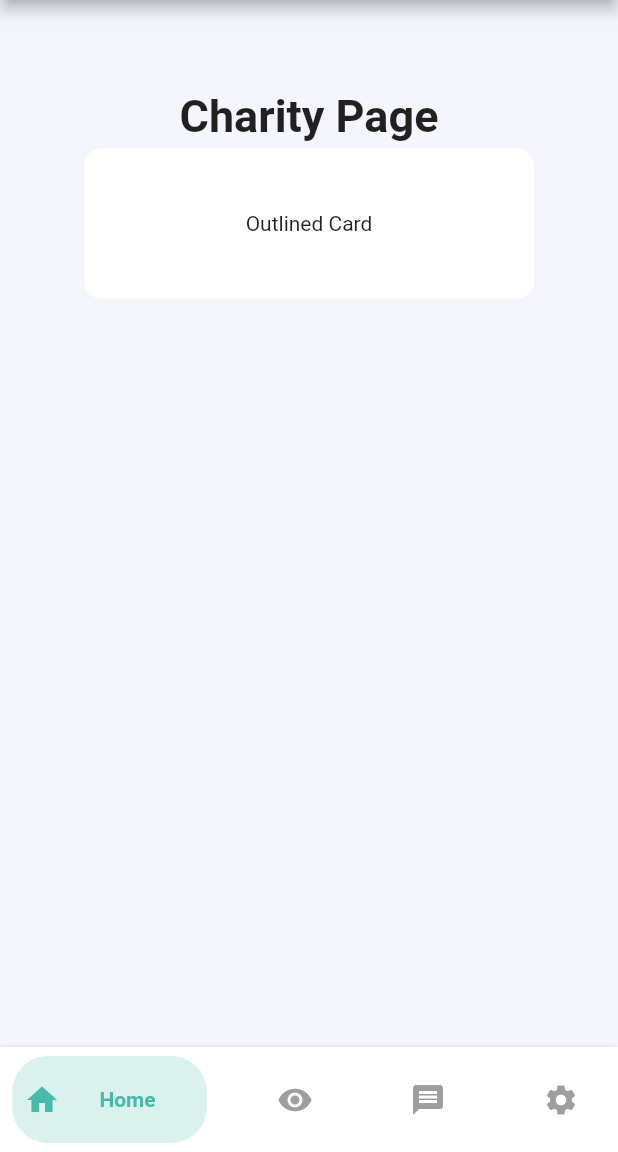
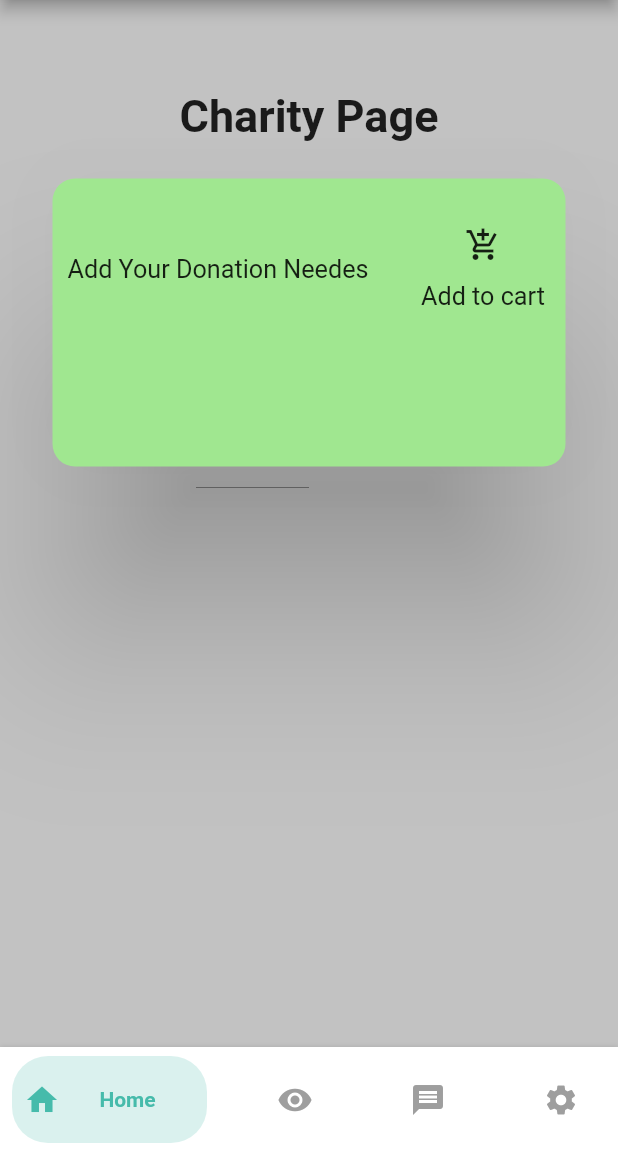
Before and after one commit to SlimanovQ8/CapstoneFrontend, a Flutter app: the screen it shows after launch, on a phone screen of 412 x 824 dp, the part 84-1236 px from its top. Run offline on Flutter 3.47's test engine with Material 2 defaults, Android fonts, the phone set to English and light mode, and no system bars; our stand-ins replace go_router.

Commit message:
add item + card view

```diff
--- a/lib/pages/CharityPage.dart
+++ b/lib/pages/CharityPage.dart
@@ -11,7 +11,7 @@ class CharityPage extends StatelessWidget {
   Widget build(BuildContext context) {
     return SafeArea(
       child: Scaffold(
-        backgroundColor: const Color(0xfff5f5fd),
+        backgroundColor: Color.fromARGB(255, 194, 194, 194),
         appBar: AppBar(
           title: const Text(
             "Tbr3at",
@@ -66,18 +66,50 @@ class CharityPage extends StatelessWidget {
                     style:
                         TextStyle(fontSize: 30, fontWeight: FontWeight.bold)),
                 Container(
+                  width: 350,
+                  height: 200,
+                  margin: EdgeInsets.only(top: 20),
                   child: Card(
-                    elevation: 0,
+                    //color white
+                    elevation: 55,
+                    color: Color.fromARGB(255, 160, 231, 144),
+
                     shape: RoundedRectangleBorder(
-                      side: BorderSide(
-                        color: Theme.of(context).colorScheme.outline,
+                      borderRadius: BorderRadius.circular(15.0),
+                    ),
+                    child: Container(
+                      margin: EdgeInsets.only(top: 20, left: 10),
+                      child: Row(
+                        children: [
+                          Column(
+                            children: [
+                              Container(
+                                margin: EdgeInsets.only(top: 30),
+                                child: Text(
+                                  'Add Your Donation Needes',
+                                  textScaleFactor: 1.2,
+                                ),
+                              ),
+                            ],
+                          ),
+                          Container(
+                            margin: EdgeInsets.only(left: 35),
+                            child: Column(
+                              // add button to add to cart as icon
+                              children: [
+                                IconButton(
+                                  icon: Icon(Icons.add_shopping_cart),
+                                  onPressed: () {},
+                                ),
+                                Text(
+                                  'Add to cart',
+                                  textScaleFactor: 1.2,
+                                ),
+                              ],
+                            ),
+                          ),
+                        ],
                       ),
-                      borderRadius: const BorderRadius.all(Radius.circular(12)),
-                    ),
-                    child: const SizedBox(
-                      width: 300,
-                      height: 100,
-                      child: Center(child: Text('Outlined Card')),
                     ),
                   ),
                 ),
```
